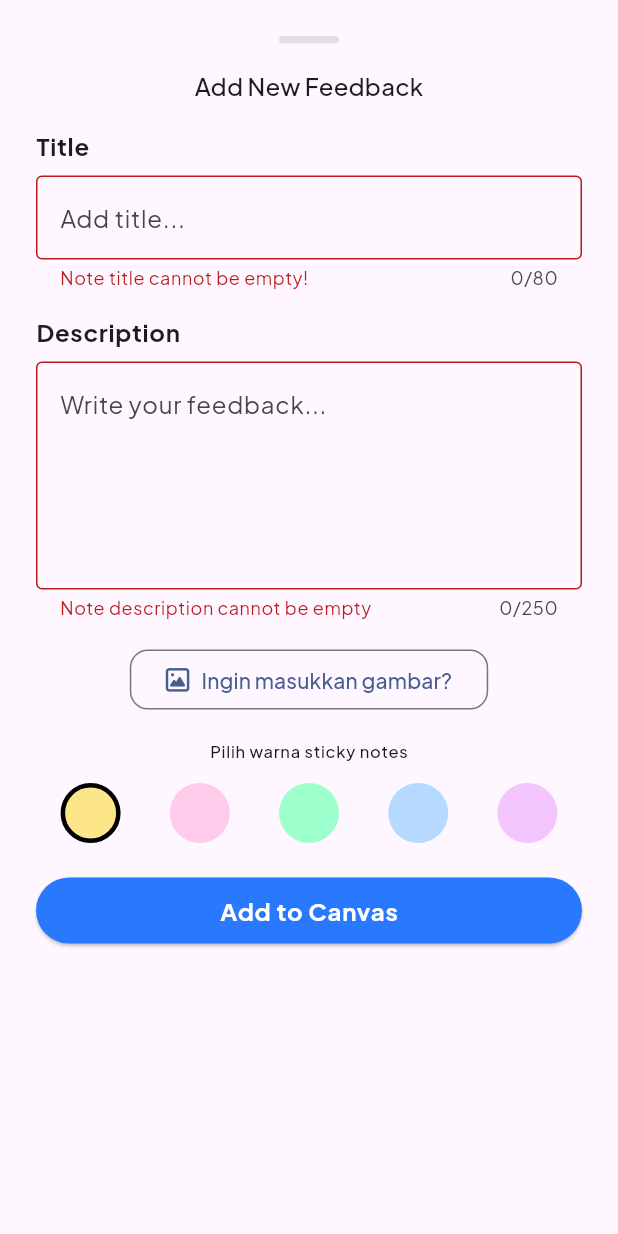
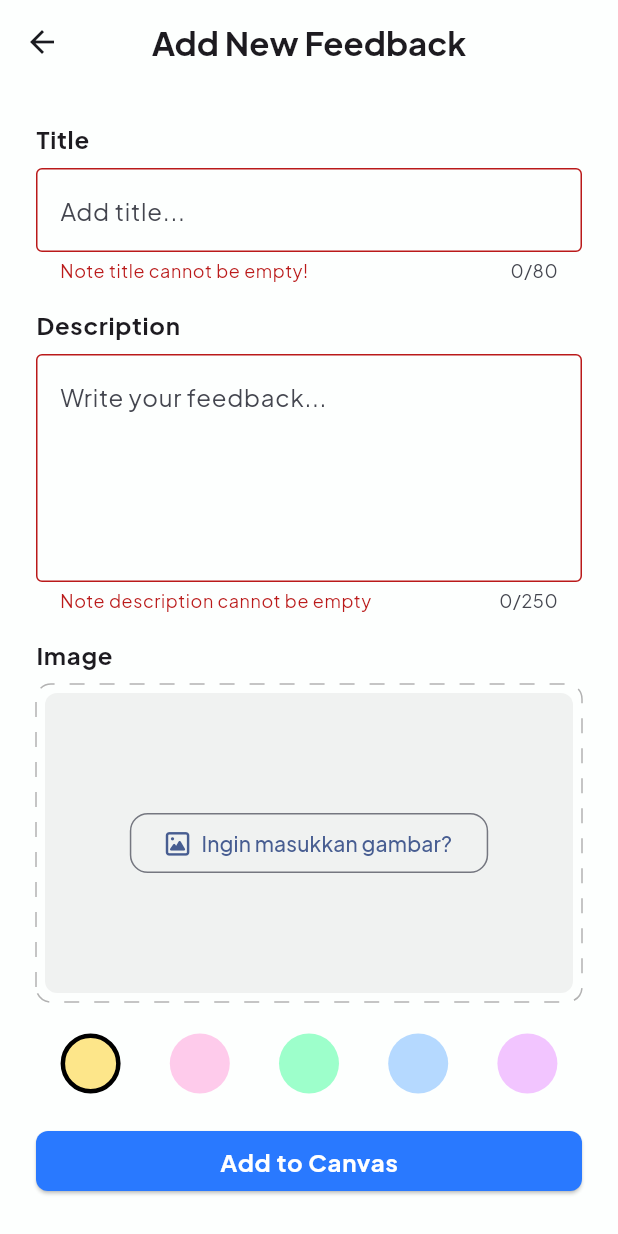
Before and after one commit to NotDaniArya/community_feedback, a Flutter app: the AddNote screen opened directly, after a tap on "Add to Canvas", on a phone screen of 412 x 824 dp. Run offline on Flutter 3.47's test engine with Material 3 defaults, Android fonts, the phone set to English and light mode, and no system bars; drawn by our look-alikes of dotted_border; our stand-ins replace cached_network_image, dartz, drift, equatable, flutter_animate, flutter_bloc and 7 more; accounts and stored records are empty; generated files the repository leaves out were written again.

Commit message:
refactor: mengubah add notes menjadi screen bukan modal

```diff
--- a/lib/features/notes/presentation/screens/widgets/add_note.dart
+++ b/lib/features/notes/presentation/screens/widgets/add_note.dart
@@ -2,6 +2,9 @@ import 'dart:io';
 
 import 'package:community_feedback/features/notes/presentation/screens/widgets/notes_image_picker.dart';
 import 'package:community_feedback/utils/constant/colors.dart';
+import 'package:community_feedback/utils/helper_functions/helper.dart';
+import 'package:community_feedback/utils/shared_widgets/button_radius_eight.dart';
+import 'package:dotted_border/dotted_border.dart';
 import 'package:flutter/material.dart';
 import 'package:flutter_bloc/flutter_bloc.dart';
 import 'package:toastification/toastification.dart';
@@ -53,26 +56,20 @@ class _AddNoteState extends State<AddNote> {
 
       if (!mounted) return;
       Navigator.pop(context);
-
-      toastification.show(
-        context: context,
-        type: ToastificationType.success,
-        style: ToastificationStyle.flatColored,
-        title: const Text('Sukses'),
-        alignment: Alignment.bottomRight,
-        autoCloseDuration: const Duration(seconds: 5),
-        icon: const Icon(Icons.check),
+      MyHelperFunction.showToast(
+        context,
+        'Succes',
+        'Your notes are now on canvas',
+        ToastificationType.success,
       );
     } catch (e) {
       if (!mounted) return;
-      toastification.show(
-        context: context,
-        type: ToastificationType.error,
-        style: ToastificationStyle.flatColored,
-        title: Text(e.toString().replaceFirst('Exception: ', '')),
-        alignment: Alignment.bottomRight,
-        autoCloseDuration: const Duration(seconds: 5),
-        icon: const Icon(Icons.check),
+
+      MyHelperFunction.showToast(
+        context,
+        e.toString().replaceFirst('Exception: ', ''),
+        'Your notes have an error',
+        ToastificationType.error,
       );
     }
   }
@@ -81,10 +78,22 @@ class _AddNoteState extends State<AddNote> {
   Widget build(BuildContext context) {
     final textTheme = Theme.of(context).textTheme;
 
-    return SafeArea(
+    return Scaffold(
+      backgroundColor: TColors.backgroundColor,
+      appBar: AppBar(
+        backgroundColor: TColors.backgroundColor,
+        centerTitle: true,
+
+        title: Text(
+          'Add New Feedback',
+          style: textTheme.titleLarge!.copyWith(fontWeight: FontWeight.bold),
+        ),
+      ),
+      body: SafeArea(
         child: SingleChildScrollView(
           padding: const EdgeInsets.all(TSizes.scaffoldPadding).copyWith(
-          bottom: MediaQuery.of(context).viewInsets.bottom + TSizes.mediumSpace,
+            bottom:
+                MediaQuery.of(context).viewInsets.bottom + TSizes.mediumSpace,
           ),
           child: Form(
             key: _formKey,
@@ -92,19 +101,8 @@ class _AddNoteState extends State<AddNote> {
               mainAxisSize: MainAxisSize.min,
               crossAxisAlignment: CrossAxisAlignment.center,
               children: [
-              Container(
-                width: 40,
-                height: 5,
-                decoration: BoxDecoration(
-                  color: Colors.grey[300],
-                  borderRadius: BorderRadius.circular(10),
-                ),
-              ),
-              const SizedBox(height: 16),
-              Text('Add New Feedback', style: textTheme.titleMedium),
-              const SizedBox(height: TSizes.spaceBtwItems),
-              SizedBox(
-                width: double.infinity,
+                Align(
+                  alignment: Alignment.centerLeft,
                   child: Text(
                     'Title',
                     style: textTheme.bodyLarge!.copyWith(
@@ -132,8 +130,8 @@ class _AddNoteState extends State<AddNote> {
                   },
                 ),
                 const SizedBox(height: TSizes.spaceBtwItems),
-              SizedBox(
-                width: double.infinity,
+                Align(
+                  alignment: Alignment.centerLeft,
                   child: Text(
                     'Description',
                     style: textTheme.bodyLarge!.copyWith(
@@ -161,16 +159,39 @@ class _AddNoteState extends State<AddNote> {
                   },
                 ),
                 const SizedBox(height: TSizes.spaceBtwItems),
-              NotesImagePicker(
-                onImageSelected: (image) {
-                  setState(() {
-                    _selectedImage = image;
-                  });
-                },
+                Align(
+                  alignment: Alignment.centerLeft,
+                  child: Text(
+                    'Image',
+                    style: textTheme.bodyLarge!.copyWith(
+                      fontWeight: FontWeight.bold,
                     ),
+                  ),
+                ),
+                const SizedBox(height: TSizes.smallSpace),
+                SizedBox(
+                  width: double.infinity,
+                  child: DottedBorder(
+                    options: const RoundedRectDottedBorderOptions(
+                      radius: Radius.circular(10),
+                      color: Color(0xFFB2B2B2),
+                      dashPattern: [10, 10],
+                    ),
+                    child: Container(
+                      margin: const EdgeInsets.all(4),
+                      height: 200,
+                      decoration: BoxDecoration(
+                        color: Colors.black.withOpacity(0.05),
+                        borderRadius: BorderRadius.circular(8),
+                      ),
+                      child: Center(
+                        child: NotesImagePicker(onImageSelected: (image) {}),
+                      ),
+                    ),
+                  ),
+                ),
+
                 const SizedBox(height: TSizes.spaceBtwItems),
-              Text('Pilih warna sticky notes', style: textTheme.labelSmall),
-              const SizedBox(height: TSizes.smallSpace),
                 SizedBox(
                   height: 50,
                   child: Row(
@@ -203,21 +224,27 @@ class _AddNoteState extends State<AddNote> {
                 const SizedBox(height: TSizes.spaceBtwItems),
                 SizedBox(
                   width: double.infinity,
-                child: MyButton(
-                  onPressed: _submitNote,
-                  text:  Text(
+                  child: ButtonRadiusEight(
+                    textTheme,
+                    textColor: Colors.white,
+                    child: [
+                      Text(
                         'Add to Canvas',
-                    style: textTheme.bodyLarge !.copyWith(
+                        style: textTheme.bodyLarge!.copyWith(
                           color: Colors.white,
                           fontWeight: FontWeight.bold,
                         ),
                       ),
+                    ],
+                    bgColor: TColors.primaryColor,
+                    onPressed: _submitNote,
                   ),
                 ),
               ],
             ),
           ),
         ),
+      ),
     );
   }
 }
--- a/lib/navigation_menu.dart
+++ b/lib/navigation_menu.dart
@@ -118,16 +118,11 @@ class _NavigationMenuState extends State<NavigationMenu>
                   child: FloatingActionButton.small(
                     heroTag: 'mainAddFab',
                     onPressed: () {
-                      showModalBottomSheet(
-                        backgroundColor: TColors.backgroundColor,
-                        context: context,
-                        isScrollControlled: true,
-                        shape: const RoundedRectangleBorder(
-                          borderRadius: BorderRadius.vertical(
-                            top: Radius.circular(28),
-                          ),
+                      Navigator.push(
+                        context,
+                        MaterialPageRoute(
+                          builder: (context) => const AddNote(),
                         ),
-                        builder: (context) => const AddNote(),
                       );
                     },
                     elevation: 8,
--- /dev/null
+++ b/lib/utils/shared_widgets/button_radius_eight.dart
@@ -0,0 +1,25 @@
+import 'package:community_feedback/utils/constant/colors.dart';
+import 'package:community_feedback/utils/constant/sizes.dart';
+import 'package:flutter/material.dart';
+import 'package:image_picker/image_picker.dart';
+
+ElevatedButton ButtonRadiusEight(
+  TextTheme textTheme, {
+  required Color bgColor,
+  required Color textColor,
+  required List<Widget> child,
+  required VoidCallback onPressed,
+}) {
+  return ElevatedButton(
+    onPressed: onPressed,
+    style: ElevatedButton.styleFrom(
+      padding: const EdgeInsetsGeometry.symmetric(horizontal: 12),
+      backgroundColor: bgColor,
+      foregroundColor: Colors.white,
+      shape: const RoundedRectangleBorder(
+        borderRadius: BorderRadiusGeometry.all(Radius.circular(8)),
+      ),
+    ),
+    child: Row(mainAxisAlignment: MainAxisAlignment.center, children: child),
+  );
+}
--- a/pubspec.yaml
+++ b/pubspec.yaml
@@ -9,6 +9,7 @@ dependencies:
   cached_network_image: ^3.4.1
   cupertino_icons: ^1.0.8
   dartz: ^0.10.1
+  dotted_border: ^3.1.0
   drift: ^2.28.2
   equatable: ^2.0.7
   flutter:
```
Also changed, not shown: assets/icons/pick_image.png (added), pubspec.lock. Lines whose indentation alone changed are shown as unchanged.
